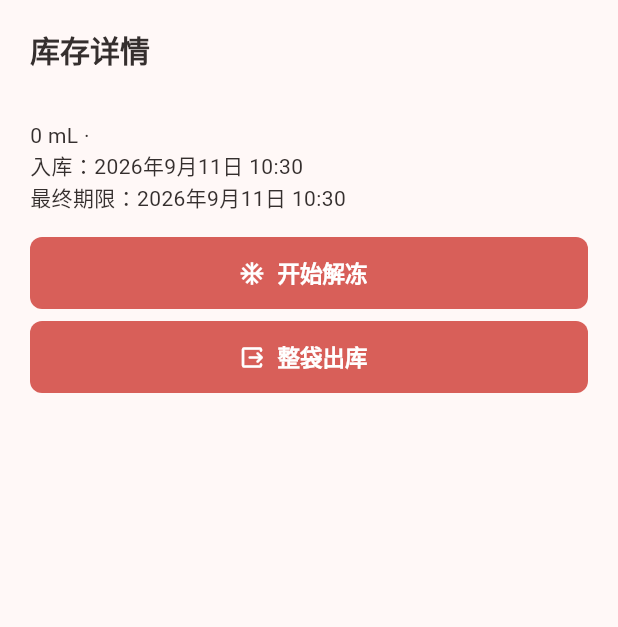
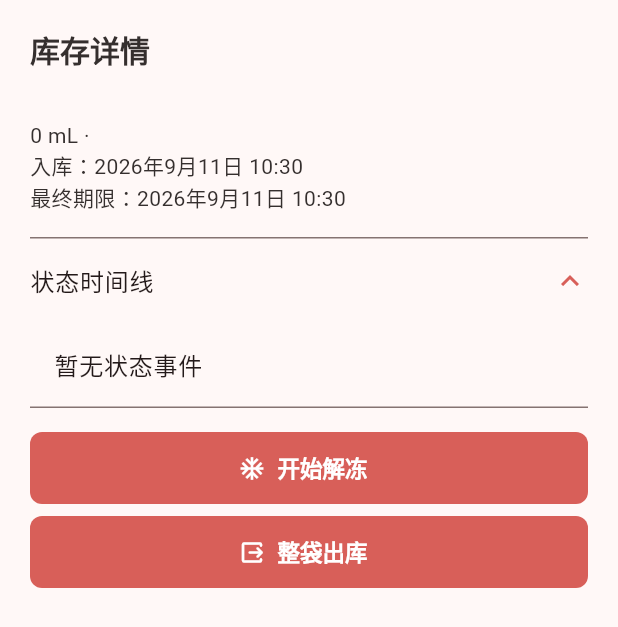
Before and after one commit to mengxw8/breast_milk, a Flutter app: the _RecordDetails widget shown alone on an empty page, opened directly with empty values, on a phone screen of 412 x 824 dp. Shown: the top 627 px of the screen. Run offline on Flutter 3.47's test engine with Material 3 defaults, Android fonts, the phone set to English and light mode, and no system bars; our stand-ins replace drift, file_picker, flutter_local_notifications, flutter_riverpod, go_router, timezone; missing offline and left inert: mobile_scanner; accounts and stored records are empty; generated files the repository leaves out were written again.

Commit message:
fix(库存): 补充状态时间线与撤销出库

```diff
--- a/lib/features/inventory/presentation/inventory_page.dart
+++ b/lib/features/inventory/presentation/inventory_page.dart
@@ -1,6 +1,7 @@
 import 'package:breast_milk/data/database/database_providers.dart';
 import 'package:breast_milk/domain/models/milk_enums.dart';
 import 'package:breast_milk/domain/models/milk_record.dart';
+import 'package:breast_milk/domain/models/milk_status_event.dart';
 import 'package:breast_milk/domain/repositories/milk_repository.dart';
 import 'package:breast_milk/shared/widgets/app_empty_state.dart';
 import 'package:flutter/material.dart';
@@ -137,6 +138,7 @@ class _InventoryPageState extends ConsumerState<InventoryPage> {
       builder: (_) => _RecordDetails(
         record: record,
         statusLabel: _statusLabel,
+        events: ref.read(milkRepositoryProvider).eventsFor(record.id),
         onAction: (action) async {
           Navigator.pop(context);
           try {
@@ -196,10 +198,12 @@ class _RecordDetails extends StatelessWidget {
   const _RecordDetails({
     required this.record,
     required this.statusLabel,
+    required this.events,
     required this.onAction,
   });
   final MilkRecord record;
   final String Function(MilkStatus) statusLabel;
+  final Future<List<MilkStatusEvent>> events;
   final Future<void> Function(MilkAction) onAction;
 
   @override
@@ -224,6 +228,15 @@ class _RecordDetails extends StatelessWidget {
           onPressed: () => onAction(MilkAction.checkOut),
           icon: const Icon(Icons.output_rounded),
           label: const Text('整袋出库'),
+        ),
+      );
+    }
+    if (record.status == MilkStatus.checkedOut) {
+      actions.add(
+        OutlinedButton.icon(
+          onPressed: () => onAction(MilkAction.undoCheckOut),
+          icon: const Icon(Icons.undo_rounded),
+          label: const Text('撤销出库'),
         ),
       );
     }
@@ -255,6 +268,34 @@ class _RecordDetails extends StatelessWidget {
               ),
               if (record.foodNotes.isNotEmpty) Text('备注：${record.foodNotes}'),
               const SizedBox(height: 16),
+              FutureBuilder<List<MilkStatusEvent>>(
+                future: events,
+                builder: (context, snapshot) => ExpansionTile(
+                  tilePadding: EdgeInsets.zero,
+                  initiallyExpanded: true,
+                  title: const Text('状态时间线'),
+                  children: [
+                    if (snapshot.hasError)
+                      const ListTile(title: Text('时间线暂不可用'))
+                    else if (snapshot.data case final history?
+                        when history.isNotEmpty)
+                      ...history.map(
+                        (event) => ListTile(
+                          dense: true,
+                          leading: const Icon(Icons.circle, size: 10),
+                          title: Text(_eventLabel(event.type)),
+                          subtitle: Text(
+                            DateFormat('yyyy年M月d日 HH:mm')
+                                .format(event.occurredAtUtc.toLocal()),
+                          ),
+                        ),
+                      )
+                    else
+                      const ListTile(title: Text('暂无状态事件')),
+                  ],
+                ),
+              ),
+              const SizedBox(height: 16),
               ...actions.map(
                 (action) => Padding(
                   padding: const EdgeInsets.only(bottom: 8),
@@ -268,3 +309,12 @@ class _RecordDetails extends StatelessWidget {
     );
   }
 }
+
+String _eventLabel(MilkStatusEventType type) => switch (type) {
+  MilkStatusEventType.created => '创建记录',
+  MilkStatusEventType.thawingStarted => '开始解冻',
+  MilkStatusEventType.checkedOut => '整袋出库',
+  MilkStatusEventType.checkOutUndone => '撤销出库',
+  MilkStatusEventType.expired => '标记过期',
+  MilkStatusEventType.discarded => '标记丢弃',
+};
```
